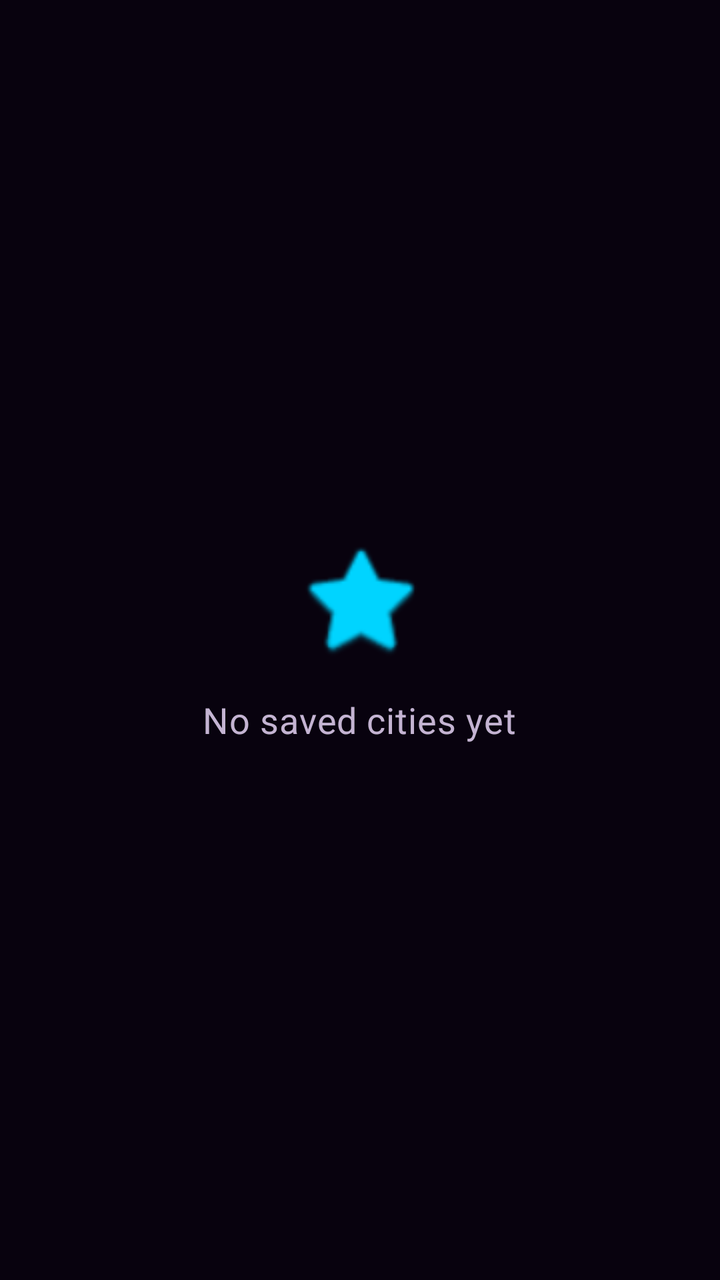
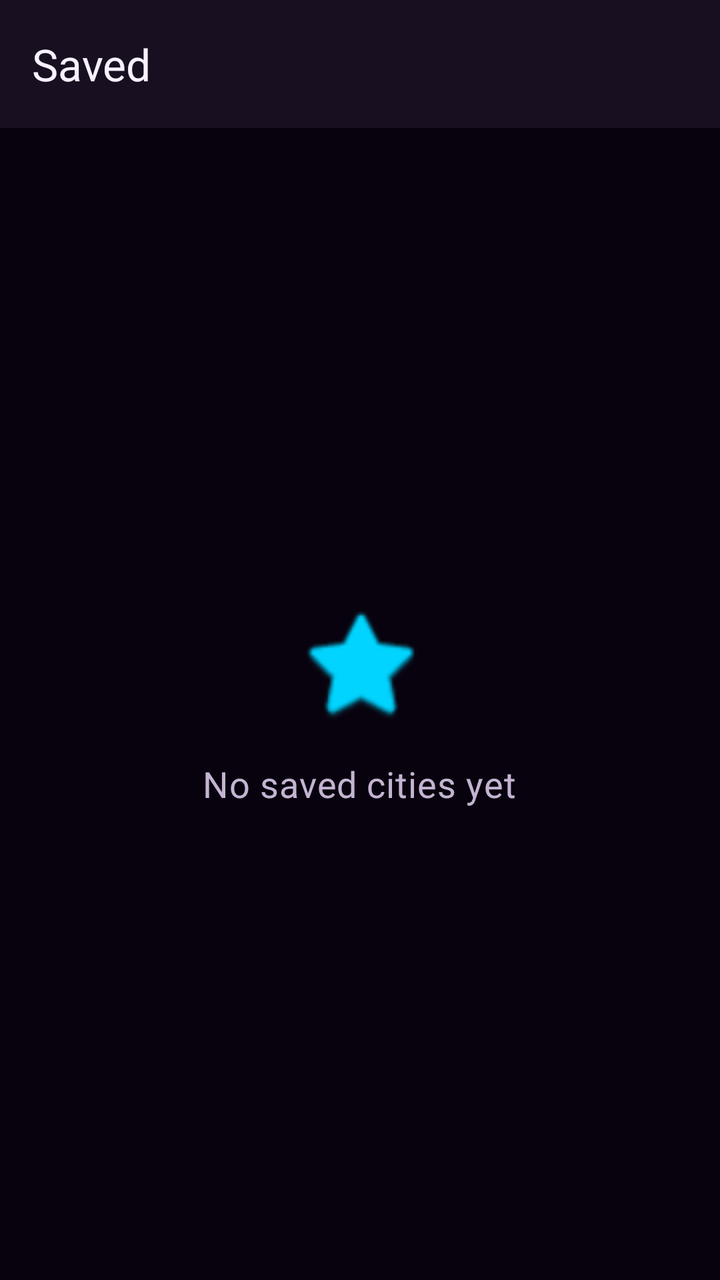

Two renders of the same Android screen: before a commit and after it. Below are the layout's source before the change and the commit's diff.
<!-- AndroidManifest.xml: application theme Theme.WeatherTrio -->
<!-- res/layout/fragment_saved.xml -->
<?xml version="1.0" encoding="utf-8"?>
<LinearLayout
    xmlns:android="http://schemas.android.com/apk/res/android"
    android:layout_width="match_parent"
    android:layout_height="match_parent"
    android:background="@color/background_main"
    android:gravity="center"
    android:orientation="vertical"
    android:padding="24dp">

    
    <ImageView
        android:layout_width="64dp"
        android:layout_height="64dp"
        android:contentDescription="@string/saved_empty_icon_description"
        android:src="@android:drawable/btn_star_big_off"
        android:tint="@color/secondary" />

    
    <TextView
        android:layout_width="wrap_content"
        android:layout_height="wrap_content"
        android:layout_marginTop="16dp"
        android:text="@string/saved_empty_message"
        android:textAppearance="@style/TextAppearance.WeatherTrio.Body"
        android:textSize="18sp" />

</LinearLayout>
<!-- resources referenced by this layout -->
<resources>
  <color name="background_main">#08020E</color>
  <color name="secondary">#00D4FF</color>
  <string name="saved_empty_icon_description">Empty saved cities icon</string>
  <string name="saved_empty_message">No saved cities yet</string>
  <style name="TextAppearance.WeatherTrio.Body" parent="TextAppearance.Material3.BodyMedium">
  
          <item name="android:textColor">@color/text_secondary</item>
          <item name="android:textSize">15sp</item>
          <item name="android:fontFamily">sans-serif</item>
  
      </style>
  <style name="Theme.WeatherTrio" parent="Theme.Material3.Dark.NoActionBar">
  
          <item name="colorPrimary">@color/primary</item>
          <item name="colorOnPrimary">@color/text_primary</item>
  
          <item name="colorSecondary">@color/secondary</item>
          <item name="colorOnSecondary">@color/background_main</item>
  
          <item name="colorSurface">@color/surface</item>
          <item name="colorOnSurface">@color/text_primary</item>
  
          <item name="android:colorBackground">@color/background_main</item>
          <item name="android:windowBackground">@color/background_main</item>
  
          <item name="textAppearanceHeadlineMedium">@style/TextAppearance.WeatherTrio.Headline</item>
          <item name="textAppearanceBodyMedium">@style/TextAppearance.WeatherTrio.Body</item>
  
      </style>
  <color name="text_secondary">#C4B4D2</color>
  <color name="primary">#9A35FF</color>
  <color name="text_primary">#F8F1FF</color>
  <color name="surface">#181020</color>
  <style name="TextAppearance.WeatherTrio.Headline" parent="TextAppearance.Material3.HeadlineMedium">
  
          <item name="android:textColor">@color/text_primary</item>
          <item name="android:textSize">28sp</item>
          <item name="android:fontFamily">sans-serif-medium</item>
  
      </style>
</resources>

<!-- the commit's change to res/layout/fragment_saved.xml (unified diff, before → after) -->
@@ -1,28 +1,47 @@
 <?xml version="1.0" encoding="utf-8"?>
 <LinearLayout
     xmlns:android="http://schemas.android.com/apk/res/android"
+    xmlns:app="http://schemas.android.com/apk/res-auto"
     android:layout_width="match_parent"
     android:layout_height="match_parent"
     android:background="@color/background_main"
-    android:gravity="center"
-    android:orientation="vertical"
-    android:padding="24dp">
+    android:orientation="vertical">
 
     
-    <ImageView
-        android:layout_width="64dp"
-        android:layout_height="64dp"
-        android:contentDescription="@string/saved_empty_icon_description"
-        android:src="@android:drawable/btn_star_big_off"
-        android:tint="@color/secondary" />
+    <com.google.android.material.appbar.MaterialToolbar
+        android:id="@+id/toolbarSaved"
+        android:layout_width="match_parent"
+        android:layout_height="wrap_content"
+        android:background="@color/surface"
+        app:title="@string/saved_title"
+        app:titleTextColor="@color/text_primary" />
 
     
-    <TextView
-        android:layout_width="wrap_content"
-        android:layout_height="wrap_content"
-        android:layout_marginTop="16dp"
-        android:text="@string/saved_empty_message"
-        android:textAppearance="@style/TextAppearance.WeatherTrio.Body"
-        android:textSize="18sp" />
+    <LinearLayout
+        android:layout_width="match_parent"
+        android:layout_height="0dp"
+        android:layout_weight="1"
+        android:gravity="center"
+        android:orientation="vertical"
+        android:padding="24dp">
+
+        
+        <ImageView
+            android:layout_width="64dp"
+            android:layout_height="64dp"
+            android:contentDescription="@string/saved_empty_icon_description"
+            android:src="@android:drawable/btn_star_big_off"
+            android:tint="@color/secondary" />
+
+        
+        <TextView
+            android:layout_width="wrap_content"
+            android:layout_height="wrap_content"
+            android:layout_marginTop="16dp"
+            android:text="@string/saved_empty_message"
+            android:textAppearance="@style/TextAppearance.WeatherTrio.Body"
+            android:textSize="18sp" />
+
+    </LinearLayout>
 
 </LinearLayout>
<!-- resource entries referenced after the edit -->
@@ -2,8 +2,11 @@
 <resources>
   <color name="background_main">#08020E</color>
   <color name="secondary">#00D4FF</color>
+  <color name="surface">#181020</color>
+  <color name="text_primary">#F8F1FF</color>
   <string name="saved_empty_icon_description">Empty saved cities icon</string>
   <string name="saved_empty_message">No saved cities yet</string>
+  <string name="saved_title">Saved</string>
   <style name="TextAppearance.WeatherTrio.Body" parent="TextAppearance.Material3.BodyMedium">
   
           <item name="android:textColor">@color/text_secondary</item>
@@ -31,8 +34,6 @@
       </style>
   <color name="text_secondary">#C4B4D2</color>
   <color name="primary">#9A35FF</color>
-  <color name="text_primary">#F8F1FF</color>
-  <color name="surface">#181020</color>
   <style name="TextAppearance.WeatherTrio.Headline" parent="TextAppearance.Material3.HeadlineMedium">
   
           <item name="android:textColor">@color/text_primary</item>
